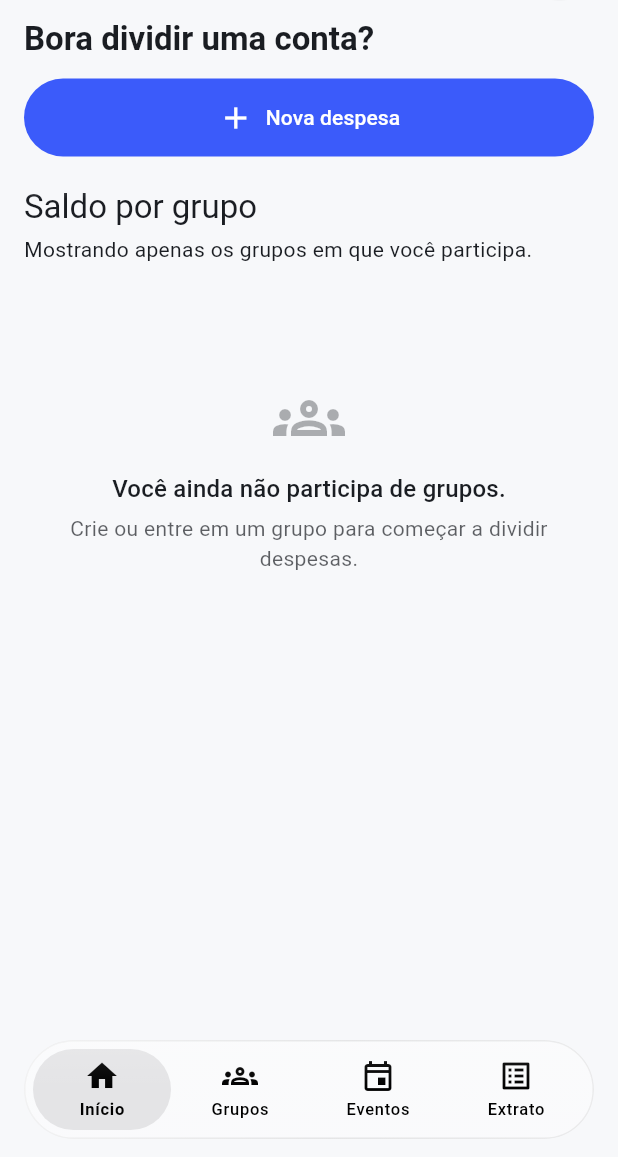
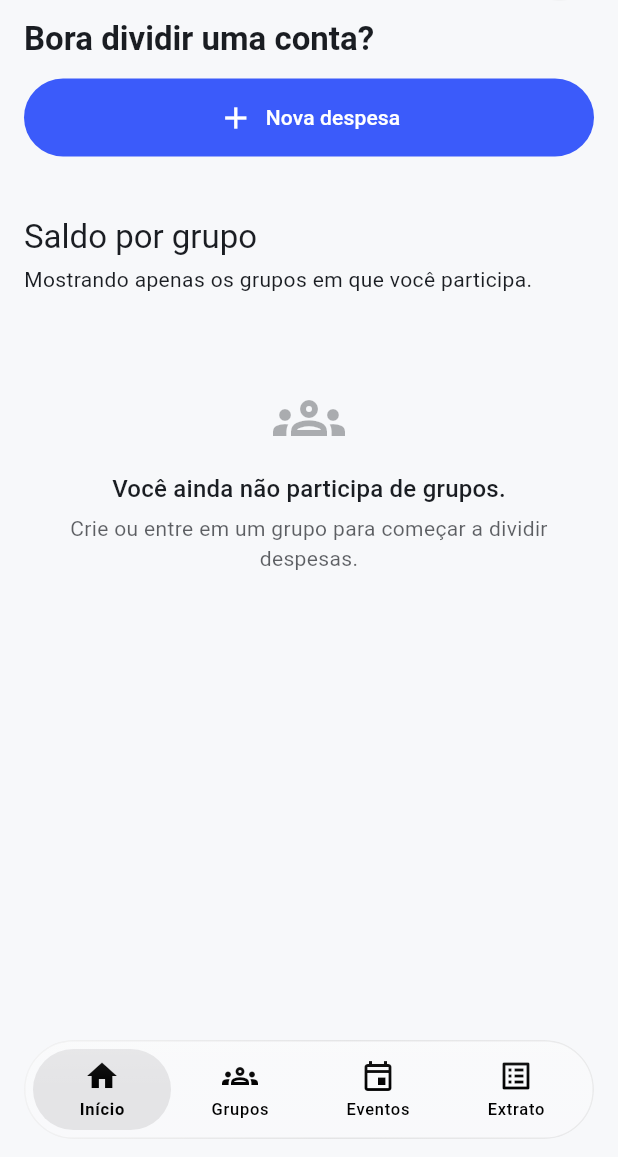
Before and after one commit to vanderborges/split-bill-front, a Flutter app: the DashboardPage screen opened by its route, on a phone screen of 412 x 824 dp, the part 79-1236 px from its top. Run offline on Flutter 3.47's test engine with Material 3 defaults, Android fonts, the phone set to English and light mode, and no system bars; our stand-ins replace dio, firebase_core, firebase_messaging, flutter_riverpod, flutter_secure_storage, go_router and 3 more; accounts and stored records are empty; network calls fail.

Commit message:
feat: vidro 25% com desfoque 3, fundo da barra superior e dos campos fixos em ~50%, rotulo do Extrato no Extrato geral visivel, cards do Inicio em ordem alfabetica

```diff
--- a/lib/features/dashboard/pages/dashboard_page.dart
+++ b/lib/features/dashboard/pages/dashboard_page.dart
@@ -3,6 +3,7 @@ import 'package:flutter_riverpod/flutter_riverpod.dart';
 import 'package:go_router/go_router.dart';
 
 import '../../../core/theme/app_spacing.dart';
+import '../../../shared/ptbr_sort.dart';
 import '../../../shared/widgets/app_scaffold.dart';
 import '../../../shared/widgets/glass.dart';
 import '../../../shared/widgets/empty_state.dart';
@@ -121,9 +122,10 @@ class _BalancesContent extends ConsumerWidget {
       );
     }
 
+    // Grupos em ordem alfabética.
     return Column(
       crossAxisAlignment: CrossAxisAlignment.stretch,
-      children: balances
+      children: sortedByNamePtBr(balances, (balance) => balance.groupName)
           .map((groupBalance) => Padding(
                 padding: const EdgeInsets.only(bottom: AppSpacing.sm),
                 child: _GroupCard(groupBalance: groupBalance),
--- a/lib/shared/widgets/glass.dart
+++ b/lib/shared/widgets/glass.dart
@@ -3,7 +3,7 @@ import 'dart:ui';
 import 'package:flutter/material.dart';
 import 'package:flutter/physics.dart';
 
-/// Superfície de vidro no padrão do Threads: 40% de cor (branco no dia,
+/// Superfície de vidro no padrão do Threads: 25% de cor (branco no dia,
 /// cinza-escuro à noite) com contorno fino. O que
 /// passa por trás continua legível, só levemente desfocado (como entre os
 /// botões da barra do Threads), com brilho suave na borda e sem sombra.
@@ -20,7 +20,7 @@ class GlassSurface extends StatelessWidget {
     this.padding,
     this.opacity = 1,
     this.tint,
-    this.blurSigma = 5,
+    this.blurSigma = 3,
   });
 
   final Widget child;
@@ -43,9 +43,9 @@ class GlassSurface extends StatelessWidget {
     final colors = tint == null
         ? [
             (dark ? _darkGlass : Colors.white)
-                .withValues(alpha: 0.40 * opacity),
+                .withValues(alpha: 0.25 * opacity),
             (dark ? _darkGlass : Colors.white)
-                .withValues(alpha: 0.34 * opacity),
+                .withValues(alpha: 0.20 * opacity),
           ]
         : [
             tint.withValues(alpha: 0.82 * opacity),
@@ -704,8 +704,8 @@ class TopEdgeBlur extends StatelessWidget {
                       begin: Alignment.topCenter,
                       end: Alignment.bottomCenter,
                       colors: [
-                        background.withValues(alpha: 0.85),
-                        background.withValues(alpha: 0.55),
+                        background.withValues(alpha: 0.50),
+                        background.withValues(alpha: 0.32),
                         background.withValues(alpha: 0),
                       ],
                       stops: const [0, 0.55, 1],
--- a/lib/shared/widgets/pinned_header.dart
+++ b/lib/shared/widgets/pinned_header.dart
@@ -108,8 +108,8 @@ class _PinnedBackdrop extends StatelessWidget {
                     begin: Alignment.topCenter,
                     end: Alignment.bottomCenter,
                     colors: [
-                      background.withValues(alpha: 0.88),
-                      background.withValues(alpha: 0.82),
+                      background.withValues(alpha: 0.50),
+                      background.withValues(alpha: 0.46),
                       background.withValues(alpha: 0),
                     ],
                     stops: [0, height <= 0 ? 0 : solid / height, 1],
@@ -124,9 +124,11 @@ class _PinnedBackdrop extends StatelessWidget {
   }
 }
 
-/// Respiro entre o painel fixo e o começo da lista.
+/// Respiro entre os campos fixos e o começo da lista: passa do degradê do
+/// fundo (28) - senão o rótulo do primeiro campo da lista (ex.: "Extrato"
+/// no Extrato geral) ficava apagado atrás dele.
 abstract final class AppPinnedGap {
-  static const double below = 12;
+  static const double below = 32;
 }
 
 /// Avisa o tamanho do filho depois de cada layout (a altura dos campos
--- a/pubspec.yaml
+++ b/pubspec.yaml
@@ -1,7 +1,7 @@
 name: split_bill_front
 description: App para gestao de despesas compartilhadas.
 publish_to: "none"
-version: 1.0.0+56
+version: 1.0.0+57
 environment:
   sdk: ">=3.4.0 <4.0.0"
 
```
Also changed, not shown: 1 other file.
